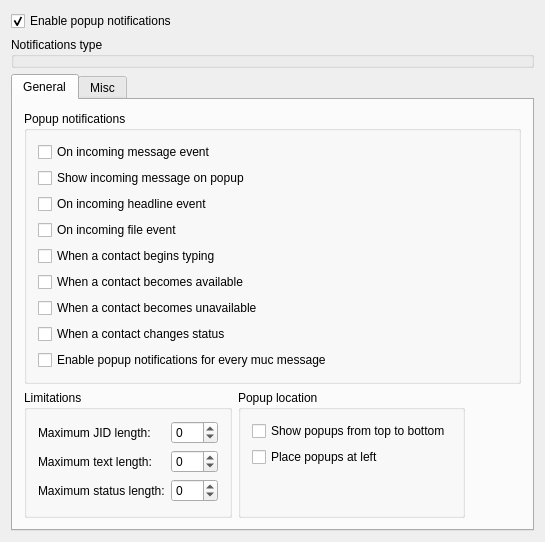
Old version of the form src/options/opt_popups.ui in the repository psi-im/psi.
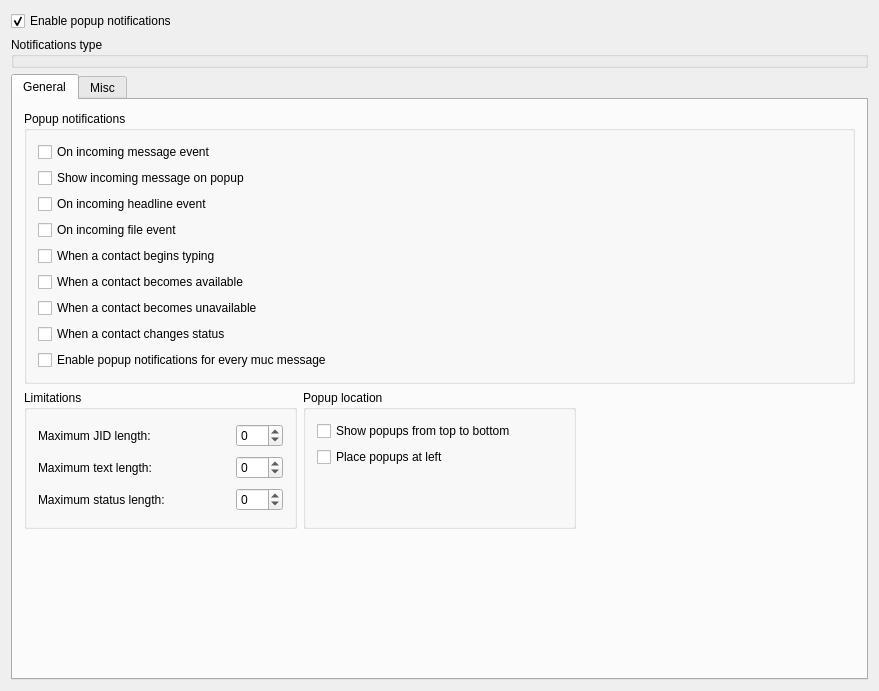
New version of the form.

Commit message: Improve Popups tab in Psi Options Dialog

The edit to the form file:
```diff
--- a/src/options/opt_popups.ui
+++ b/src/options/opt_popups.ui
@@ -6,8 +6,8 @@
    <rect>
     <x>0</x>
     <y>0</y>
-    <width>545</width>
-    <height>528</height>
+    <width>879</width>
+    <height>691</height>
    </rect>
   </property>
   <property name="windowTitle">
@@ -242,20 +242,27 @@
           </widget>
          </item>
          <item row="0" column="2">
-          <spacer name="horizontalSpacer">
-           <property name="orientation">
-            <enum>Qt::Horizontal</enum>
+          <widget class="QLabel" name="horSpacerLabel">
+           <property name="text">
+            <string/>
            </property>
-           <property name="sizeHint" stdset="0">
-            <size>
-             <width>40</width>
-             <height>20</height>
-            </size>
-           </property>
-          </spacer>
+          </widget>
          </item>
         </layout>
        </item>
+       <item>
+        <spacer name="verticalSpacer_3">
+         <property name="orientation">
+          <enum>Qt::Vertical</enum>
+         </property>
+         <property name="sizeHint" stdset="0">
+          <size>
+           <width>20</width>
+           <height>0</height>
+          </size>
+         </property>
+        </spacer>
+       </item>
       </layout>
      </widget>
      <widget class="QWidget" name="tab_2">
```
Left out of the diff: 92 changed lines with no effect on the pictures. The commit also changes 1 other file.
